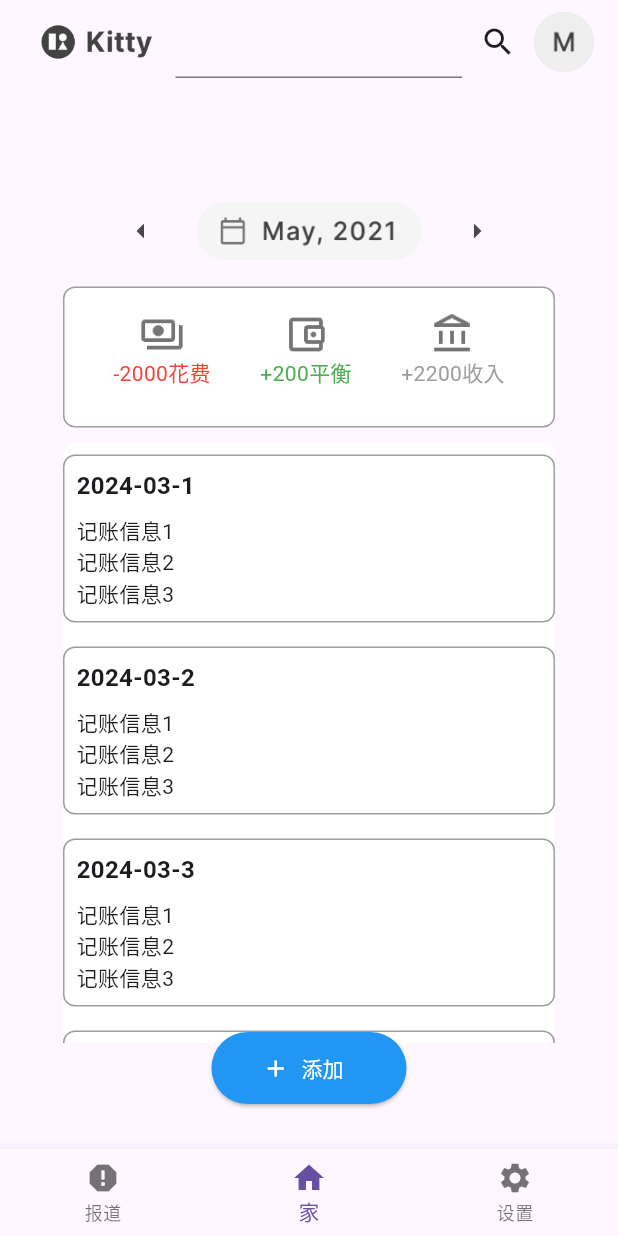
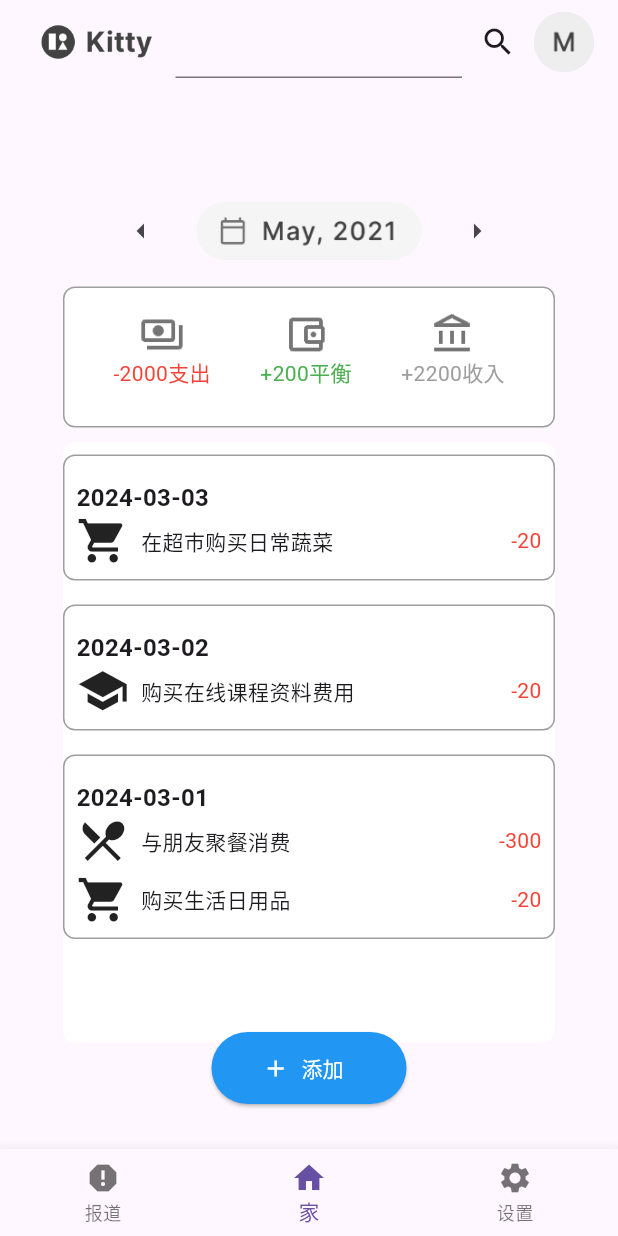
Before and after one commit to Ccaixy/accounting, a Flutter app: the MyHomePage screen opened by its route, on a phone screen of 412 x 824 dp. Run offline on Flutter 3.47's test engine with Material 3 defaults, Android fonts, the phone set to English and light mode, and no system bars.

Commit message:
实现首页记账列表，根据日期分类展示。

```diff
--- a/lib/pages/home.dart
+++ b/lib/pages/home.dart
@@ -1,10 +1,40 @@
 import 'package:flutter/material.dart';
+import 'package:collection/collection.dart'; // 引入用于分组的包
+
+// 原始记账数据
+final List<Map<String, dynamic>> accountData = [
+  {'date': '2024-03-03', 'item': '买菜', 'description': '在超市购买日常蔬菜', 'amount': -20},
+  {'date': '2024-03-02', 'item': '学习', 'description': '购买在线课程资料费用', 'amount': -20},
+  {'date': '2024-03-01', 'item': '就餐', 'description': '与朋友聚餐消费', 'amount': -300},
+  {'date': '2024-03-01', 'item': '购物', 'description': '购买生活日用品', 'amount': -20},
+];
+
+
+// 图标和描述映射表
+final Map<String, IconData> iconMap = {
+  '买菜': Icons.shopping_cart,
+  '学习': Icons.school,
+  '咖啡': Icons.coffee,
+  '就餐': Icons.local_dining,
+  '交通': Icons.train,
+  '购物': Icons.local_grocery_store,
+  '电影': Icons.movie_filter,
+  '维修': Icons.home_repair_service,
+  '手机费': Icons.phone_android,
+  '其他': Icons.other_houses,
+  // 添加可能存在的其他映射，比如：
+  // '看病': Icons.medical_services,
+  // '鸡蛋': Icons.fastfood, // 或者选择其他更合适的图标
+};
 
 class MyHomePage extends StatelessWidget {
   const MyHomePage({super.key});
 
   @override
   Widget build(BuildContext context) {
+    // 对数据按日期分组
+    final groupedList = groupBy(accountData, (entry) => entry['date']);
+
     return Scaffold(
       appBar: AppBar(
         automaticallyImplyLeading: false, // 隐藏返回按钮
@@ -58,8 +88,6 @@ class MyHomePage extends StatelessWidget {
             mainAxisAlignment: MainAxisAlignment.center,
             children: [
               // 上部分容器
-              // 上部分容器
-              // 上部分容器
               Row(
                 children: [
                   // 左箭头按钮
@@ -87,7 +115,6 @@ class MyHomePage extends StatelessWidget {
                   const Spacer(),
                 ],
               ),
-
               //中间容器
               Container(
                 width: 328,
@@ -114,7 +141,7 @@ class MyHomePage extends StatelessWidget {
                           height: 30,
                         ),
                         const Text(
-                          '-2000花费',
+                          '-2000支出',
                           style: TextStyle(color: Colors.red),
                         ),
                       ],
@@ -151,19 +178,21 @@ class MyHomePage extends StatelessWidget {
                 ),
               ),
               // 下部分容器
+              // 在 ListView.builder 中使用不同的数据
               Container(
-                margin:
-                    const EdgeInsets.symmetric(horizontal: 15, vertical: 10),
+                margin: const EdgeInsets.symmetric(horizontal: 15, vertical: 10),
                 height: 400,
-                // 设置一个固定的高度
                 width: 328,
                 decoration: BoxDecoration(
                   color: Colors.white,
                   borderRadius: BorderRadius.circular(8.0),
                 ),
                 child: ListView.builder(
-                  itemCount: 10, // 假设有10天的记账信息
+                  itemCount: groupedList.length,
                   itemBuilder: (context, index) {
+                    final date = groupedList.keys.elementAt(index);
+                    final dayRecords = groupedList[date] as List<Map<String, dynamic>>;
+
                     return Container(
                       margin: const EdgeInsets.symmetric(vertical: 8.0),
                       padding: const EdgeInsets.all(8.0),
@@ -174,19 +203,49 @@ class MyHomePage extends StatelessWidget {
                       child: Column(
                         crossAxisAlignment: CrossAxisAlignment.start,
                         children: [
-                          Text(
-                            '2024-03-${index + 1}', // 假设日期格式为YYYY-MM-DD
-                            style: const TextStyle(
-                              fontSize: 16,
-                              fontWeight: FontWeight.bold,
+                          Padding(
+                            padding: const EdgeInsets.only(top: 8.0),
+                            child: Text(
+                              date,
+                              style: const TextStyle(
+                                fontSize: 16,
+                                fontWeight: FontWeight.bold,
+                              ),
                             ),
                           ),
-                          const SizedBox(height: 8),
-                          // 假设这里是该日期的记账信息列表
-                          const Text('记账信息1'),
-                          const Text('记账信息2'),
-                          const Text('记账信息3'),
-                          // 以此类推，显示当天的所有记账信息
+                          Wrap(
+                            spacing: 8.0, // 间距
+                            runSpacing: 4.0, // 行间距
+                            children: dayRecords.map((record) {
+                              // 查找对应的图标
+                              final IconData icon = iconMap[record['item'].toLowerCase()] ?? Icons.help;
+
+                              return Row(
+                                crossAxisAlignment: CrossAxisAlignment.center,
+                                children: [
+                                  Icon(icon, size: 35), // 将Image替换成Icon
+                                  SizedBox(width: 8),
+                                  Expanded(
+                                    child: Row(
+                                      crossAxisAlignment: CrossAxisAlignment.start,
+                                      mainAxisAlignment: MainAxisAlignment.spaceBetween,
+                                      children: [
+                                        Text(record['description']),
+                                        Text(
+                                          '${record['amount']}',
+                                          style: TextStyle(
+                                            color: record['amount'] < 0
+                                                ? Colors.red
+                                                : Colors.green,
+                                          ),
+                                        ),
+                                      ],
+                                    ),
+                                  ),
+                                ],
+                              );
+                            }).toList(),
+                          ),
                         ],
                       ),
                     );
--- a/pubspec.yaml
+++ b/pubspec.yaml
@@ -35,6 +35,8 @@ dependencies:
   # The following adds the Cupertino Icons font to your application.
   # Use with the CupertinoIcons class for iOS style icons.
   cupertino_icons: ^1.0.2
+  #引入collection
+  collection: ^1.17.1
 
 dev_dependencies:
   flutter_test:
```
Also changed, not shown: pubspec.lock.
